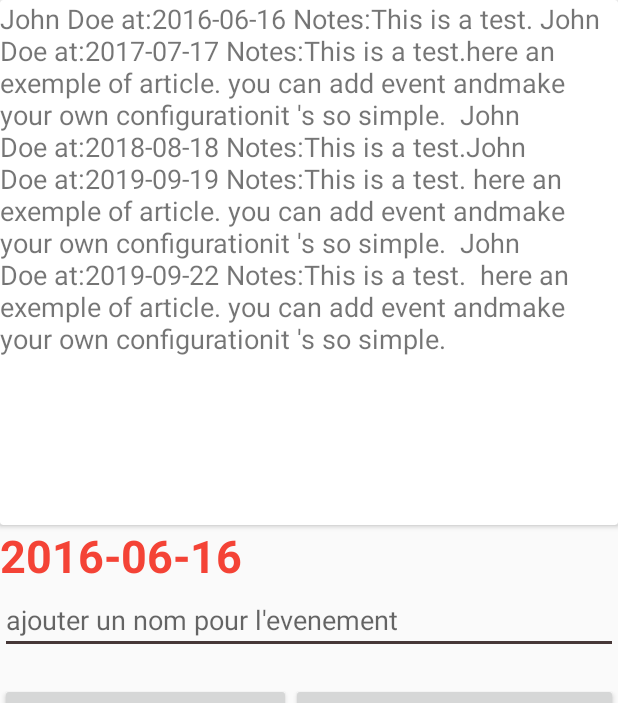
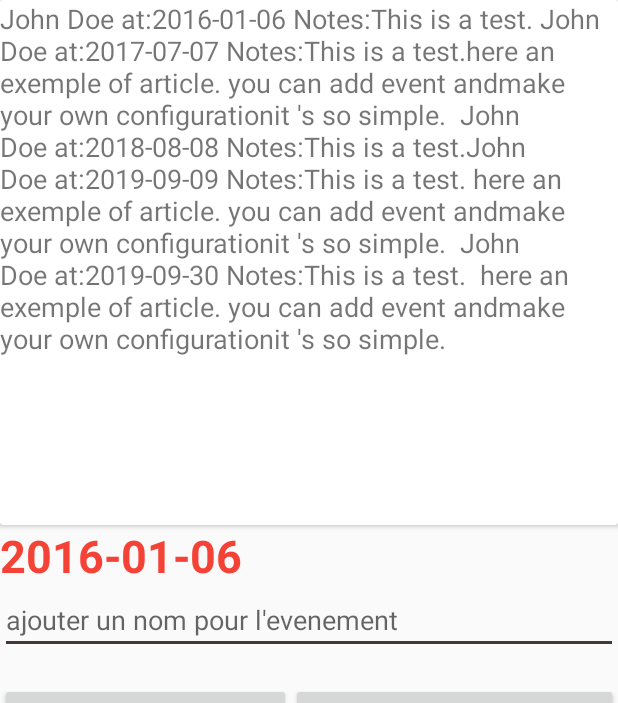
Before and after one commit to Zahrachab/DzNow, an Android app: the addEvtCal screen opened directly, with no data from a screen before it, on a phone screen of 412 x 824 dp, the part 60-763 px from its top. Run offline under Robolectric (Android 15) with nearby library versions, the phone set to English and light mode, and no system bars; network calls fail.

Commit message:
modification de l'exemple de test

```diff
--- a/app/src/main/java/com/example/newsfinal/View/addEvtCal.kt
+++ b/app/src/main/java/com/example/newsfinal/View/addEvtCal.kt
@@ -28,17 +28,17 @@ class addEvtCal : AppCompatActivity() {
         setContentView(com.example.newsfinal.R.layout.activity_add_evt_cal)
 
         // var input: String? = intent.getStringExtra("text")
-        var input="John Doe at:2016-06-16 Notes:This is a test. " +
-                "John Doe at:2017-07-17 Notes:This is a test." +
+        var input="John Doe at:2016-01-06 Notes:This is a test. " +
+                "John Doe at:2017-07-07 Notes:This is a test." +
                 "here an exemple of article. you can add event and" +
                 "make your own configuration" +
                 "it 's so simple.  " +
-                "John Doe at:2018-08-18 Notes:This is a test." +
-                "John Doe at:2019-09-19 Notes:This is a test. " +
+                "John Doe at:2018-08-08 Notes:This is a test." +
+                "John Doe at:2019-09-09 Notes:This is a test. " +
                 "here an exemple of article. you can add event and" +
                 "make your own configuration" +
                 "it 's so simple.  " +
-                "John Doe at:2019-09-22 Notes:This is a test.  "+
+                "John Doe at:2019-09-30 Notes:This is a test.  "+
                 "here an exemple of article. you can add event and" +
                 "make your own configuration" +
                 "it 's so simple.  "
@@ -69,8 +69,8 @@ class addEvtCal : AppCompatActivity() {
                 var date = LocalDate.parse(listPat.get(i), DateTimeFormatter.ISO_DATE)
                 val beginTime = Calendar.getInstance()
                 beginTime.set(date.year, date.monthValue-1, date.dayOfMonth, 8, 30)
-                val endTime = Calendar.getInstance()
-                endTime.set(2019, 10, 17, 8, 30)
+                //val endTime = Calendar.getInstance()
+                //endTime.set(2019, 10, 17, 8, 30)
 
                 var str=evtName.text
 
```
